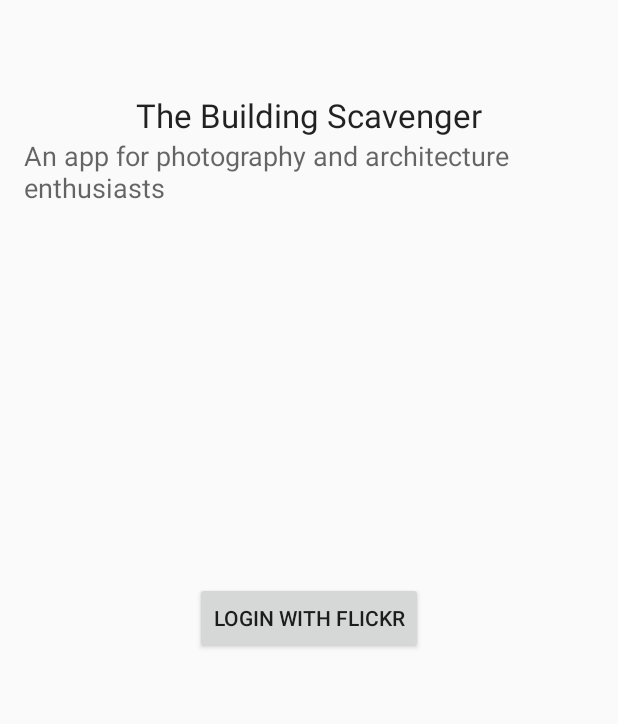
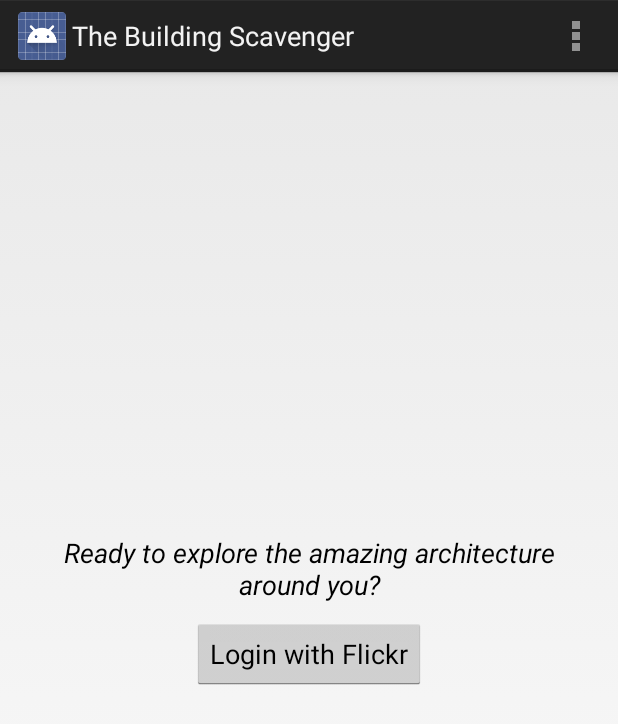
Before and after one commit to hongjun1126/ArchitectureHunt, an Android app: the screen it shows after launch (Flickr_login), on a phone screen of 412 x 824 dp. Shown: the top 724 px of the screen. Run offline under Robolectric (Android 15) with nearby library versions, the phone set to English and light mode, and no system bars.

Commit message:
minor fixes

```diff
--- a/mobile/src/main/AndroidManifest.xml
+++ b/mobile/src/main/AndroidManifest.xml
@@ -4,7 +4,7 @@
 
     <application
         android:allowBackup="true"
-        android:icon="@mipmap/ic_launcher"
+        android:icon="@drawable/icon"
         android:label="@string/app_name"
         android:theme="@style/AppTheme" >
         <!--<activity-->
--- a/mobile/src/main/java/com/example/hongjunjin/architecturehunt/cameraActivity.java
+++ b/mobile/src/main/java/com/example/hongjunjin/architecturehunt/cameraActivity.java
@@ -134,7 +134,7 @@ public class cameraActivity extends Activity {
 
                                     Log.d("ADebugTag", "OAuth:: " + RequestContext.getRequestContext().getOAuth());
 
-                                    up.upload("emulator", bitmapdata, uploadMetaData);
+                                    up.upload("A photo taken using the Building Scavenger", bitmapdata, uploadMetaData);
                                     progress.dismiss();
 
                                     startSearch();
--- a/mobile/src/main/java/com/example/hongjunjin/architecturehunt/postUpload.java
+++ b/mobile/src/main/java/com/example/hongjunjin/architecturehunt/postUpload.java
@@ -27,6 +27,7 @@ public class postUpload extends Activity {
     public void startNewActivity(){
 
         Intent searchIntent = new Intent(this, locationActivity.class);
+        searchIntent.setFlags(Intent.FLAG_ACTIVITY_NEW_TASK | Intent.FLAG_ACTIVITY_CLEAR_TASK);
         startActivity(searchIntent);
 
     }
--- a/mobile/src/main/res/layout/activity_flickr_login.xml
+++ b/mobile/src/main/res/layout/activity_flickr_login.xml
@@ -17,19 +17,15 @@
     <TextView
         android:layout_width="wrap_content"
         android:layout_height="wrap_content"
-        android:textAppearance="?android:attr/textAppearanceLarge"
-        android:text="The Building Scavenger"
-        android:id="@+id/textView"
+        android:textAppearance="?android:attr/textAppearanceMedium"
+        android:text="Ready to explore the amazing architecture around you?"
+        android:id="@+id/textView2"
         android:layout_centerHorizontal="true"
-        android:layout_marginTop="46dp" />
-
-    <TextView
-        android:layout_width="wrap_content"
-        android:layout_height="wrap_content"
-        android:textAppearance="?android:attr/textAppearanceMedium"
-        android:text="An app for photography and architecture enthusiasts"
-        android:id="@+id/textView2"
-        android:layout_below="@+id/textView"
-        android:layout_centerHorizontal="true" />
+        android:gravity="center_horizontal"
+        android:layout_above="@+id/launch_login"
+        android:layout_marginBottom="10dp"
+        android:layout_marginLeft="30dp"
+        android:layout_marginRight="30dp"
+        android:textStyle="italic" />
 
 </RelativeLayout>
--- a/mobile/src/main/res/values/dimens.xml
+++ b/mobile/src/main/res/values/dimens.xml
@@ -1,5 +1,5 @@
 <resources>
     <!-- Default screen margins, per the Android Design guidelines. -->
-    <dimen name="activity_horizontal_margin">16dp</dimen>
-    <dimen name="activity_vertical_margin">16dp</dimen>
+    <dimen name="activity_horizontal_margin">0dp</dimen>
+    <dimen name="activity_vertical_margin">0dp</dimen>
 </resources>
--- a/mobile/src/main/res/values/strings.xml
+++ b/mobile/src/main/res/values/strings.xml
@@ -1,5 +1,5 @@
 <resources>
-    <string name="app_name">ArchitectureHunt</string>
+    <string name="app_name">The Building Scavenger</string>
 
     <string name="hello_world">Hello world!</string>
     <string name="action_settings">Settings</string>
--- a/mobile/src/main/res/values/styles.xml
+++ b/mobile/src/main/res/values/styles.xml
@@ -1,7 +1,7 @@
 <resources>
 
     <!-- Base application theme. -->
-    <style name="AppTheme" parent="Theme.AppCompat.Light.DarkActionBar">
+    <style name="AppTheme" parent="android:Theme.Holo.Light.DarkActionBar">
         <!-- Customize your theme here. -->
     </style>
 
--- a/wear/src/main/AndroidManifest.xml
+++ b/wear/src/main/AndroidManifest.xml
@@ -6,7 +6,7 @@
 
     <application
         android:allowBackup="true"
-        android:icon="@mipmap/ic_launcher"
+        android:icon="@drawable/icon"
         android:label="@string/app_name"
         android:theme="@style/AppTheme" >
         <activity
--- a/wear/src/main/java/com/example/hongjunjin/architecturehunt/MainActivity.java
+++ b/wear/src/main/java/com/example/hongjunjin/architecturehunt/MainActivity.java
@@ -119,7 +119,7 @@ public class MainActivity extends Activity implements SensorEventListener {
                 Log.d("DestROT", Float.toString(dest_rot));
                 TextView dist = (TextView) findViewById(R.id.dist);
                 dist.setText(Integer.toString(Math.round(dest_dist)) + "m");
-                if (dest_dist < 20) {
+                if (dest_dist < 30) {
                     atDestination();
                 }
             }
```
Also changed, not shown: mobile/src/main/java/com/example/hongjunjin/architecturehunt/MyFragment.java (+12 -14 lines), mobile/src/main/java/com/example/hongjunjin/architecturehunt/locationActivity.java (+10 -2 lines), mobile/src/main/res/layout/search.xml (+82 -18 lines), mobile/src/main/res/drawable/android_watch.png (added), mobile/src/main/res/drawable/icon.jpg (added), mobile/src/main/res/drawable/mobile.png (added), 1 other file.
